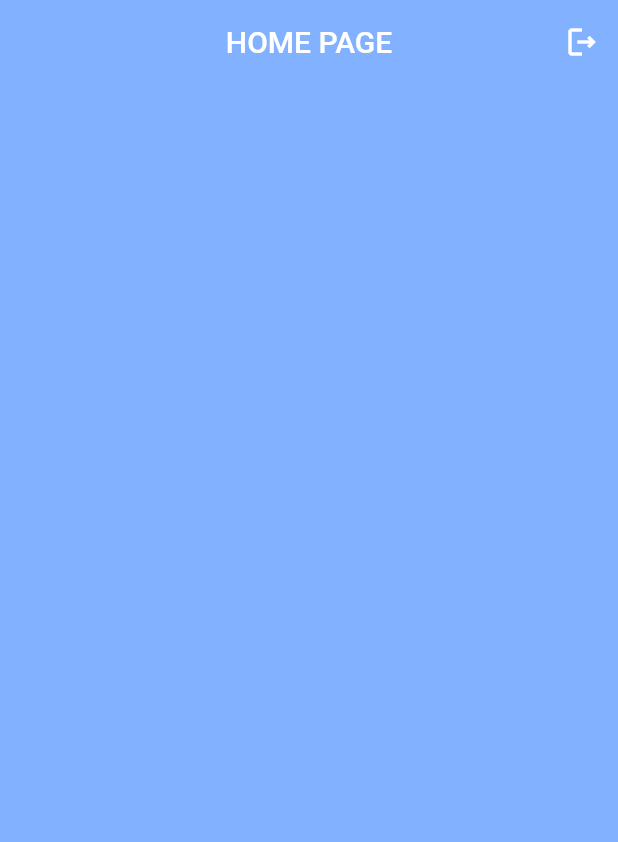
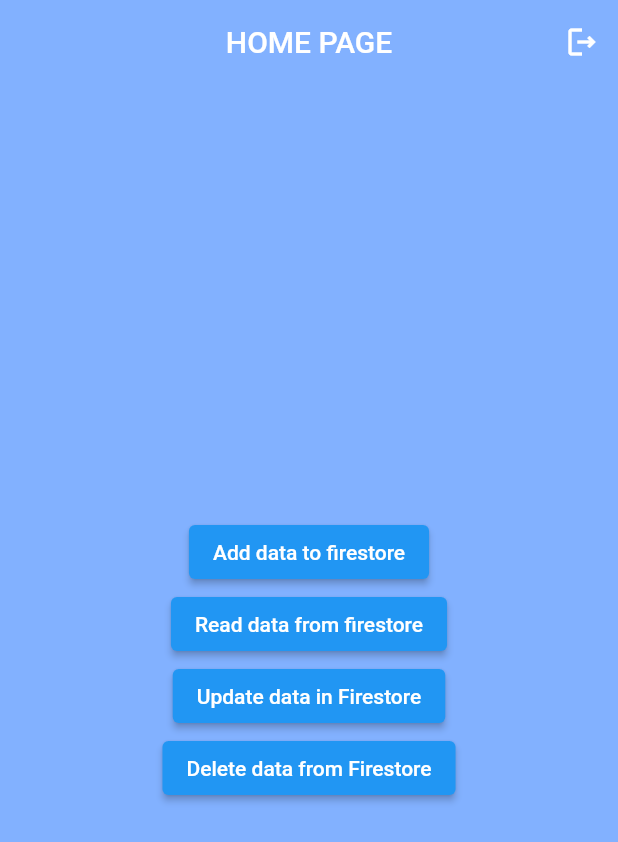
Before and after one commit to RinceBoby/Flutter-Firebase-Auth, a Flutter app: the screen it shows once a user with an empty profile is signed in, on a phone screen of 412 x 824 dp. Shown: the top 842 px of the screen. Run offline on Flutter 3.47's test engine with Material 2 defaults, Android fonts, the phone set to English and light mode, and no system bars; our stand-ins replace cloud_firestore, firebase_auth, firebase_core, flutter_signin_button, google_sign_in; accounts and stored records are empty.

Commit message:
firestore

```diff
--- a/lib/main.dart
+++ b/lib/main.dart
@@ -27,7 +27,7 @@ class MyApp extends StatelessWidget {
         stream: AuthService().firebaseAuth.authStateChanges(),
         builder: (context, snapshot) {
           if (snapshot.hasData) {
-            return const HomeScreen();
+            return HomeScreen();
           }
           return RegisterScreen();
         },
--- a/lib/view/screens/homeScreen.dart
+++ b/lib/view/screens/homeScreen.dart
@@ -1,12 +1,13 @@
+import 'package:cloud_firestore/cloud_firestore.dart';
 import 'package:firebase_init/service/auth_service.dart';
-import 'package:firebase_init/view/screens/registerScreen.dart';
 import 'package:flutter/material.dart';
 
 class HomeScreen extends StatelessWidget {
-  const HomeScreen({super.key});
+  FirebaseFirestore firestore = FirebaseFirestore.instance;
 
   @override
   Widget build(BuildContext context) {
+    final size = MediaQuery.of(context).size;
     return SafeArea(
       child: Scaffold(
         backgroundColor: Colors.blueAccent[100],
@@ -20,18 +21,85 @@ class HomeScreen extends StatelessWidget {
             //<<<<<SignOut>>>>>//
             IconButton(
               onPressed: () async {
-                await AuthService().firebaseAuth.signOut();
-                Navigator.pushReplacement(
-                  context,
-                  MaterialPageRoute(
-                    builder: (context) => RegisterScreen(),
-                  ),
-                );
+                await AuthService().signOut();
               },
               icon: const Icon(Icons.logout_outlined),
             ),
           ],
         ),
+        body: Container(
+          width: size.width,
+          child: Column(
+            mainAxisAlignment: MainAxisAlignment.center,
+            crossAxisAlignment: CrossAxisAlignment.center,
+            children: [
+              //
+              //<<<<<Add_Data_to_firestore>>>>>//
+              ElevatedButton(
+                onPressed: () async {
+                  CollectionReference users = firestore.collection('users');
+                  // //Add with own document id//
+                  // await users.add({
+                  //   'name': 'Rince',
+                  // });
+
+                  //To give a specific document id//
+                  await users
+                      .doc("fluttere123")
+                      .set({'name': 'Goolge Flutter'});
+                },
+                child: const Text("Add data to firestore"),
+              ),
+
+              //<<<<<Read_data_from_firestore>>>>>//
+              ElevatedButton(
+                onPressed: () async {
+                  CollectionReference users = firestore.collection('users');
+                  // // To get all documents//
+                  // QuerySnapshot allResults = await users.get();
+                  // allResults.docs.forEach(
+                  //   (DocumentSnapshot result) {
+                  //     print(result.data());
+                  //   },
+                  // );
+
+                  //To get a specific document//
+                  DocumentSnapshot result =
+                      await users.doc('fluttere123').get();
+                  print(result.data());
+
+                  // //Stream_Builder//
+                  // users.doc('flutter123').snapshots().listen(
+                  //   (result) {
+                  //     result.data();
+                  //   },
+                  // );
+                },
+                child: const Text("Read data from firestore"),
+              ),
+
+              //<<<<<Update_Data_In_Firestore>>>>>//
+              ElevatedButton(
+                onPressed: () async {
+                  await firestore.collection('users').doc('flutter123').update({
+                    'name': 'flutter firebase',
+                  });
+                },
+                child: const Text("Update data in Firestore"),
+              ),
+
+              //<<<<<Delete_Data_From_Firestore>>>>>//
+              ElevatedButton(
+                onPressed: () async {
+                  await firestore
+                      .collection('users')
+                      .doc('flutter123')                      .delete();
+                },
+                child: const Text("Delete data from Firestore"),
+              ),
+            ],
+          ),
+        ),
       ),
     );
   }
--- a/lib/view/screens/loginScreen.dart
+++ b/lib/view/screens/loginScreen.dart
@@ -15,7 +15,6 @@ class LoginScreen extends StatefulWidget {
 }
 
 class _LoginScreenState extends State<LoginScreen> {
-
   TextEditingController emailController = TextEditingController();
 
   TextEditingController passwordController = TextEditingController();
@@ -93,7 +92,7 @@ class _LoginScreenState extends State<LoginScreen> {
                       Navigator.pushAndRemoveUntil(
                         context,
                         MaterialPageRoute(
-                          builder: (context) => const HomeScreen(),
+                          builder: (context) => HomeScreen(),
                         ),
                         (route) => false,
                       );
```
Also changed, not shown: lib/service/auth_service.dart (+34 -0 lines), lib/view/screens/registerScreen.dart (+20 -1 lines), pubspec.yaml (+3 -6 lines), pubspec.lock, 1 other file.
